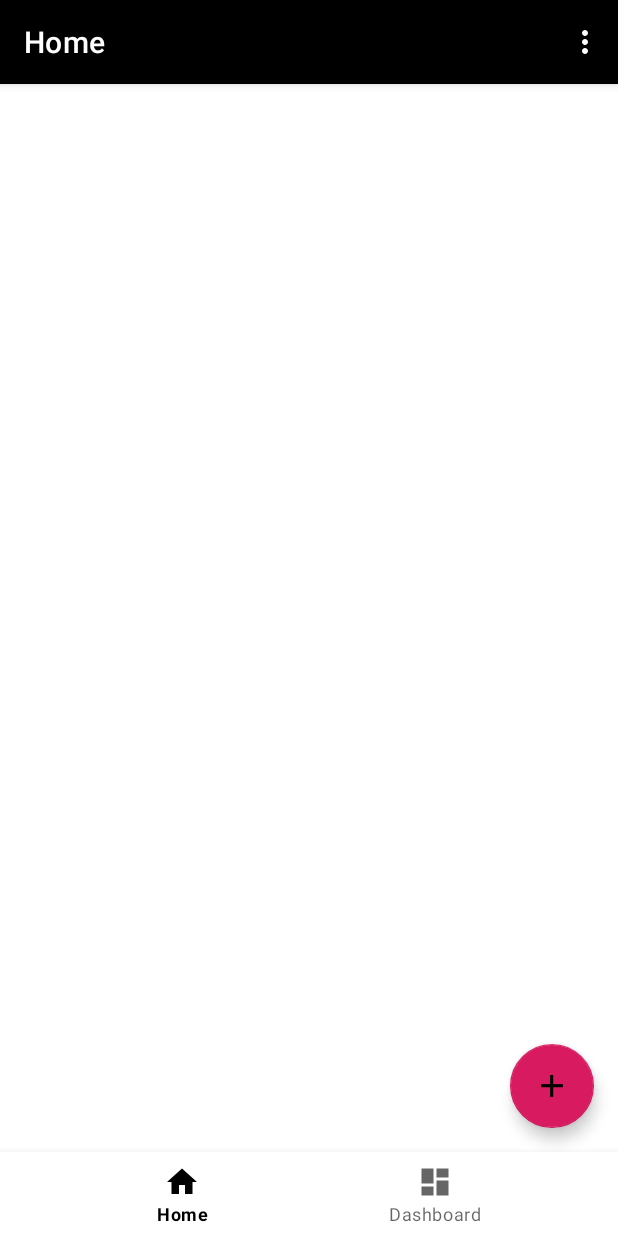
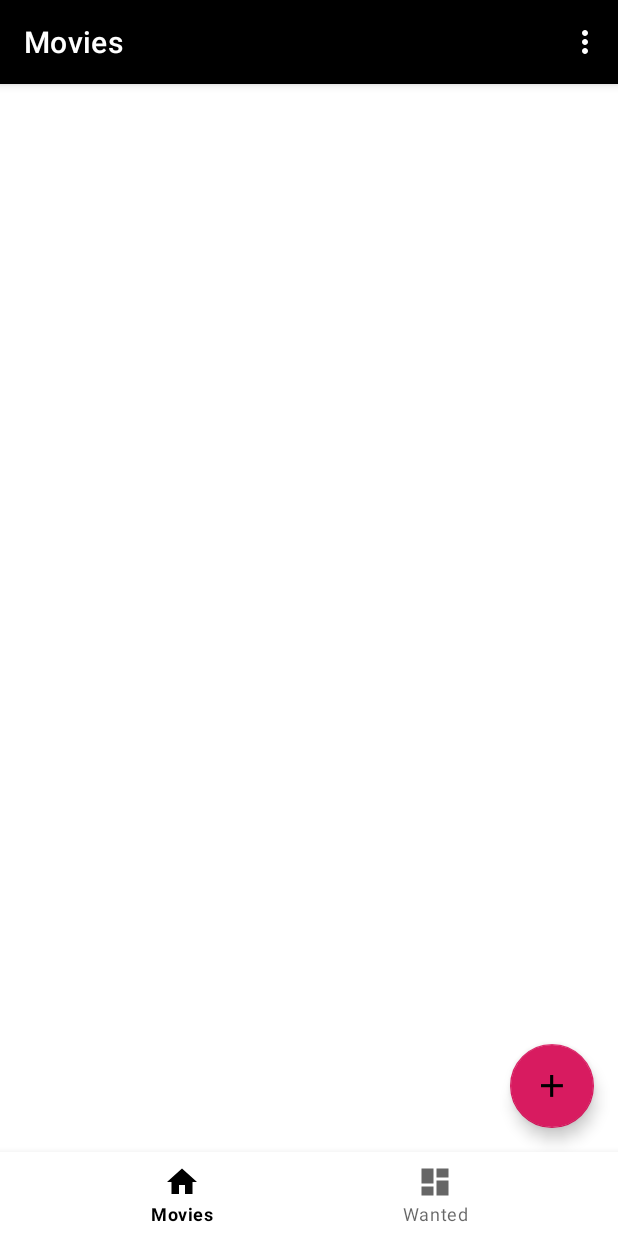
Before and after one commit to hgarciaalberto/GroupFilmManager, an Android app: the MovieManagerActivity screen opened directly, with no data from a screen before it, on a phone screen of 412 x 824 dp. Run offline under Robolectric (Android 15) with nearby library versions, the phone set to English and light mode, and no system bars; our stand-ins replace Firebase (no records; nobody signed in at launch, a user with empty details on screens opened directly), navigation-ui; 3 statements that could not run were skipped.

Commit message:
Implemented FavouriteFragment. Refactor of users inside a movie.

```diff
--- a/app/src/main/java/com/ahgitdevelopment/groupfilmmanager/data/User.kt
+++ b/app/src/main/java/com/ahgitdevelopment/groupfilmmanager/data/User.kt
@@ -3,6 +3,7 @@ package com.ahgitdevelopment.groupfilmmanager.data
 import java.util.*
 
 data class User(
+    var id: String = "",
     var name: String = "",
     var isWatched: Boolean = false,
     var isWanted: Boolean = false) : Comparable<User> {
--- a/app/src/main/java/com/ahgitdevelopment/groupfilmmanager/ui/main/MainActivityViewModel.kt
+++ b/app/src/main/java/com/ahgitdevelopment/groupfilmmanager/ui/main/MainActivityViewModel.kt
@@ -37,7 +37,9 @@ class MainActivityViewModel(application: Application) : AndroidViewModel(applica
     }
 
     fun saveUserIntoDatabase() {
-        firestoreRepository.saveUserIntoDatabase(getPrefsDatabaseId(), getPrefsUserId(), getPrefsUserName())
+        viewModelScope.launch {
+            firestoreRepository.saveUserIntoDatabase(getPrefsDatabaseId(), getPrefsUserId(), getPrefsUserName())
+        }
     }
 
     fun joinDb() {
--- a/app/src/main/java/com/ahgitdevelopment/groupfilmmanager/ui/moviemanger/MovieManagerActivity.kt
+++ b/app/src/main/java/com/ahgitdevelopment/groupfilmmanager/ui/moviemanger/MovieManagerActivity.kt
@@ -29,7 +29,7 @@ class MovieManagerActivity : BaseActivity() {
         // Passing each menu ID as a set of Ids because each
         // menu should be considered as top level destinations.
         val appBarConfiguration = AppBarConfiguration(setOf(
-            R.id.navigation_home, R.id.navigation_dashboard, R.id.navigation_addMovie))
+            R.id.navigation_movies, R.id.navigation_favorites, R.id.navigation_addMovie))
 
         setupActionBarWithNavController(navController, appBarConfiguration)
         navView.setupWithNavController(navController)
--- a/app/src/main/java/com/ahgitdevelopment/groupfilmmanager/ui/moviemanger/ui/favorites/FavouriteMoviesFragment.kt
+++ b/app/src/main/java/com/ahgitdevelopment/groupfilmmanager/ui/moviemanger/ui/favorites/FavouriteMoviesFragment.kt
@@ -18,7 +18,7 @@ class FavouriteMoviesFragment : Fragment() {
 
         favouritesMoviesViewModel = ViewModelProviders.of(this).get(FavouritesMoviesViewModel::class.java)
 
-        val root = inflater.inflate(R.layout.fragment_dashboard, container, false)
+        val root = inflater.inflate(R.layout.fragment_favourites, container, false)
 
         val textView: TextView = root.findViewById(R.id.text_dashboard)
 
--- a/app/src/main/java/com/ahgitdevelopment/groupfilmmanager/ui/moviemanger/ui/movies/MoviesFragment.kt
+++ b/app/src/main/java/com/ahgitdevelopment/groupfilmmanager/ui/moviemanger/ui/movies/MoviesFragment.kt
@@ -10,6 +10,7 @@ import androidx.lifecycle.ViewModelProviders
 import androidx.navigation.fragment.findNavController
 import androidx.recyclerview.widget.LinearLayoutManager
 import androidx.recyclerview.widget.RecyclerView
+import androidx.recyclerview.widget.SimpleItemAnimator
 import com.ahgitdevelopment.groupfilmmanager.R
 import com.ahgitdevelopment.groupfilmmanager.base.BaseApplication
 import com.ahgitdevelopment.groupfilmmanager.data.Movie
@@ -37,10 +38,20 @@ class MoviesFragment : Fragment() {
     override fun onViewCreated(view: View, savedInstanceState: Bundle?) {
         super.onViewCreated(view, savedInstanceState)
 
+        when (arguments?.getBoolean(IS_FAVOURITE_FRAGMENT)) {
+            true -> view.findViewById<FloatingActionButton>(R.id.fab).visibility = View.GONE
+            else -> view.findViewById<FloatingActionButton>(R.id.fab).visibility = View.VISIBLE
+        }
+
         val uiScope = CoroutineScope(Dispatchers.Main)
         uiScope.launch {
             val databaseId = (activity?.application as BaseApplication).prefs.getDatabaseId()
-            firestoreRepository.getAllMovies(databaseId).let {
+
+            when (arguments?.getBoolean(IS_FAVOURITE_FRAGMENT)) {
+                true -> firestoreRepository.getAllFavouritesMovies(databaseId)
+                else -> firestoreRepository.getAllMovies(databaseId)
+            }?.let {
+
                 val options = FirestoreRecyclerOptions.Builder<Movie>()
                     .setLifecycleOwner(activity)
                     .setQuery(it.query, Movie::class.java)
@@ -51,6 +62,7 @@ class MoviesFragment : Fragment() {
                 }
 
                 view.findViewById<RecyclerView>(R.id.recyclerView).apply {
+                    (itemAnimator as SimpleItemAnimator).supportsChangeAnimations = false
                     setHasFixedSize(true)
                     layoutManager = LinearLayoutManager(activity)
                     adapter = mAdapter
@@ -63,4 +75,8 @@ class MoviesFragment : Fragment() {
             findNavController().navigate(R.id.navigation_addMovie)
         }
     }
+
+    companion object {
+        private const val IS_FAVOURITE_FRAGMENT = "isFavourite"
+    }
 }
--- a/app/src/main/res/menu/bottom_nav_menu.xml
+++ b/app/src/main/res/menu/bottom_nav_menu.xml
@@ -2,13 +2,13 @@
 <menu xmlns:android="http://schemas.android.com/apk/res/android">
 
     <item
-        android:id="@+id/navigation_home"
+        android:id="@+id/navigation_movies"
         android:icon="@drawable/ic_home_black_24dp"
-        android:title="@string/title_home" />
+        android:title="@string/title_movies" />
 
     <item
-        android:id="@+id/navigation_dashboard"
+        android:id="@+id/navigation_favorites"
         android:icon="@drawable/ic_dashboard_black_24dp"
-        android:title="@string/title_dashboard" />
+        android:title="@string/title_favourites" />
 
 </menu>
--- a/app/src/main/res/navigation/mobile_navigation.xml
+++ b/app/src/main/res/navigation/mobile_navigation.xml
@@ -3,24 +3,30 @@
     xmlns:app="http://schemas.android.com/apk/res-auto"
     xmlns:tools="http://schemas.android.com/tools"
     android:id="@+id/mobile_navigation"
-    app:startDestination="@+id/navigation_home">
+    app:startDestination="@+id/navigation_movies">
 
     <fragment
-        android:id="@+id/navigation_home"
+        android:id="@+id/navigation_movies"
         android:name="com.ahgitdevelopment.groupfilmmanager.ui.moviemanger.ui.movies.MoviesFragment"
-        android:label="@string/title_home"
+        android:label="@string/title_movies"
         tools:layout="@layout/fragment_movies">
         <action
             android:id="@+id/action_navigation_home_to_navigation_addMovie"
             app:destination="@id/navigation_addMovie"
-            app:popUpTo="@id/navigation_home" />
+            app:popUpTo="@id/navigation_movies" />
     </fragment>
 
     <fragment
-        android:id="@+id/navigation_dashboard"
-        android:name="com.ahgitdevelopment.groupfilmmanager.ui.moviemanger.ui.favorites.FavouriteMoviesFragment"
-        android:label="@string/title_dashboard"
-        tools:layout="@layout/fragment_dashboard" />
+        android:id="@+id/navigation_favorites"
+        android:name="com.ahgitdevelopment.groupfilmmanager.ui.moviemanger.ui.movies.MoviesFragment"
+        android:label="@string/title_favourites"
+        tools:layout="@layout/fragment_favourites">
+
+        <argument
+            android:name="isFavourite"
+            android:defaultValue="true"
+            app:argType="boolean" />
+    </fragment>
 
     <fragment
         android:id="@+id/navigation_addMovie"
--- a/app/src/main/res/values/strings.xml
+++ b/app/src/main/res/values/strings.xml
@@ -7,8 +7,8 @@
     <string name="error_message">There is an error</string>
     <string name="error_message_empty_value">Value cannot be empty</string>
     <string name="title_activity_movie_manager">Movie Manager Activity</string>
-    <string name="title_home">Home</string>
-    <string name="title_dashboard">Dashboard</string>
+    <string name="title_movies">Movies</string>
+    <string name="title_favourites">Wanted</string>
     <string name="title_notifications">Notifications</string>
     <string name="sign_out">Sign out</string>
     <string name="settings">Settings</string>
@@ -16,8 +16,11 @@
     <string name="export_file">Export file</string>
     <string name="title_addMovie">Add movie</string>
     <string name="dialog_title_insertUserName">Insert your name</string>
-    <string name="error_message_addMovie">Check fileds to continue.</string>
+    <string name="error_message_addMovie">Check fields to continue.</string>
     <string name="user_movieWatched">Watched</string>
     <string name="user_movieWanted">Wanted</string>
     <string name="users_info">Users</string>
+    <string name="movie_name">Movie name</string>
+    <string name="additional_information_1">Additional information 1</string>
+    <string name="additional_information_2">Additional information 2</string>
 </resources>
```
Also changed, not shown: app/src/main/AndroidManifest.xml (+5 -2 lines), app/src/main/java/com/ahgitdevelopment/groupfilmmanager/data/Movie.kt (+2 -11 lines), app/src/main/java/com/ahgitdevelopment/groupfilmmanager/firebase/FirestoreRepository.kt (+109 -39 lines), app/src/main/java/com/ahgitdevelopment/groupfilmmanager/ui/moviemanger/ui/addmovie/AddMovieViewModel.kt (+9 -7 lines), app/src/main/java/com/ahgitdevelopment/groupfilmmanager/ui/moviemanger/ui/movies/MovieRecyclerAdapter.kt (+37 -8 lines), app/src/main/java/com/ahgitdevelopment/groupfilmmanager/ui/moviemanger/ui/movies/UserRecyclerAdapter.kt (+10 -23 lines), app/src/main/res/layout/fragment_addmovie.xml (+6 -6 lines), app/src/main/res/layout/movie_list_item.xml (+1 -17 lines), app/src/main/res/layout/fragment_favourites.xml (renamed from app/src/main/res/layout/fragment_dashboard.xml).
